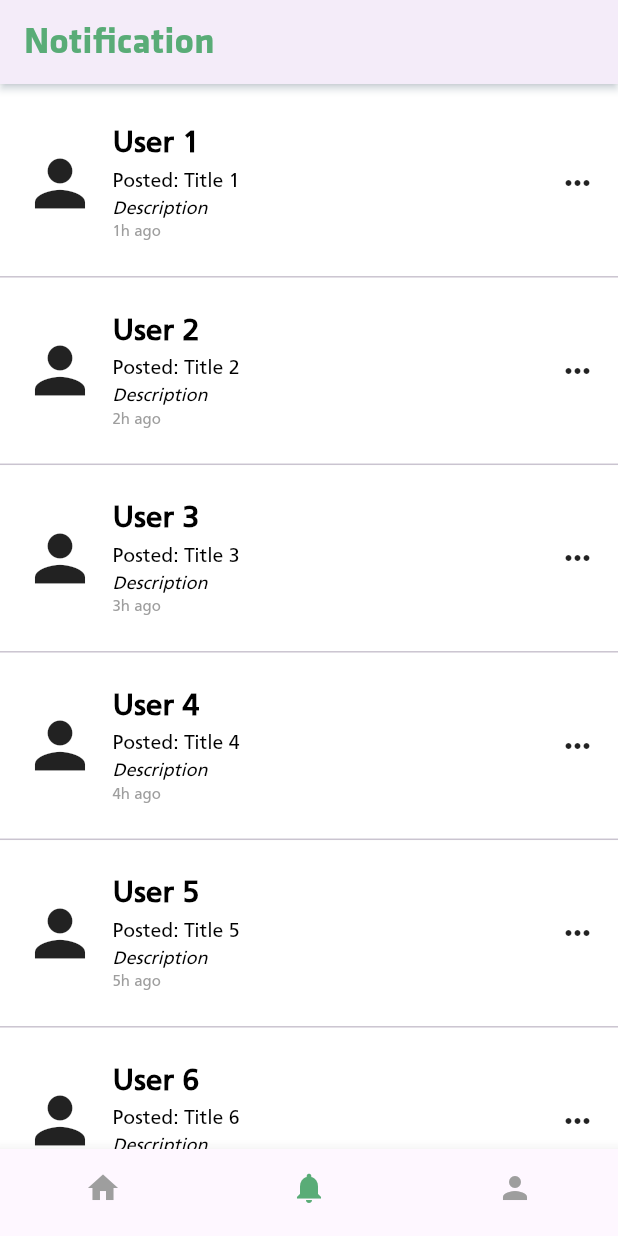
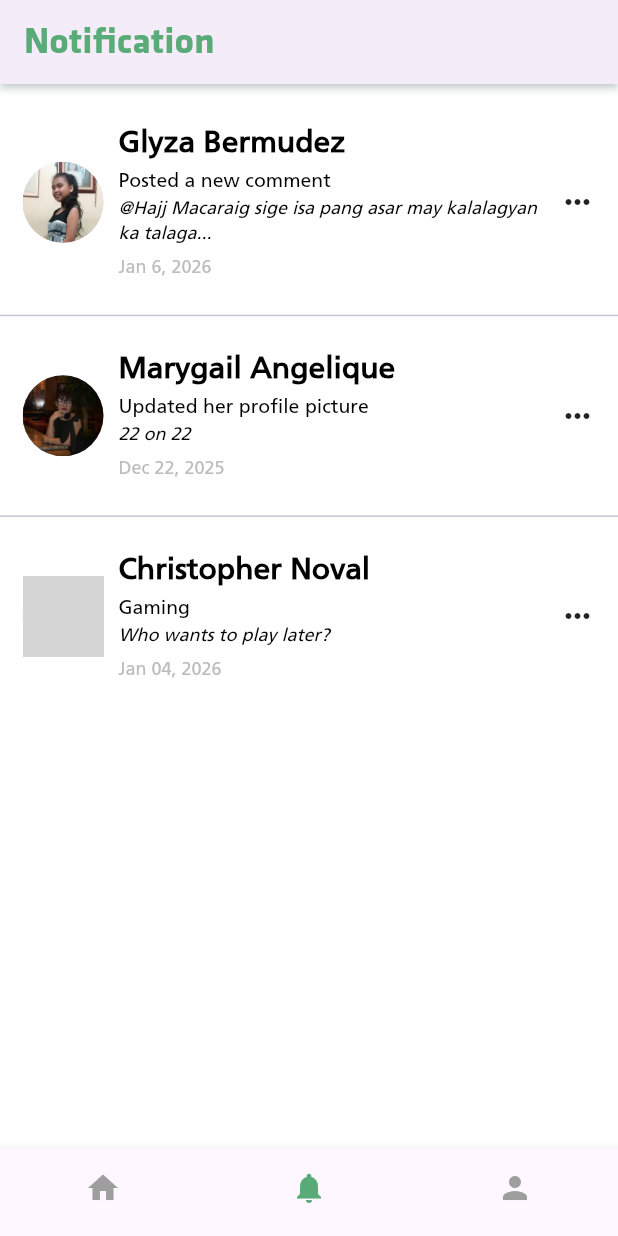
Before and after one commit to inthehallways/facebook-replica, a Flutter app: the screen it shows after launch, swiped to page 2, on a phone screen of 412 x 824 dp. Run offline on Flutter 3.47's test engine with Material 3 defaults, Android fonts, the phone set to English and light mode, and no system bars; our stand-ins replace flutter_screenutil; grey boxes are pictures that could not be loaded.

Commit message:
feat: Initial setup for Lab Activity 4 - added CustomInformation widget - replaced loop with static list - fixed Expanded widget overflow

```diff
--- a/lib/screens/notification_screen.dart
+++ b/lib/screens/notification_screen.dart
@@ -1,5 +1,5 @@
 import 'package:flutter/material.dart';
-import '../widgets/notification.dart' as notif;
+import '../widgets/custom_info.dart' as notif;
 import 'package:flutter_screenutil/flutter_screenutil.dart';
 
 class NotificationScreen extends StatefulWidget {
@@ -9,36 +9,49 @@ class NotificationScreen extends StatefulWidget {
   State<NotificationScreen> createState() => _NotificationScreenState();
 }
 
-// General Enhancement: Add 10-20 Notifications with dummy data
 class _NotificationScreenState extends State<NotificationScreen> {
-  final List<Map<String, String>> notifications = List.generate(
-    10,
-    (index) => {
-      'name': 'User ${index + 1}',
-      'post': 'Title ${index + 1}',
-      'description': 'Description',
-      'time': '${index + 1}h ago'
-    },
-  );
-
   @override
   Widget build(BuildContext context) {
     return Container(
       color: Colors.white,
       width: ScreenUtil().screenWidth,
-      child: ListView.separated(
+      child: ListView(
         padding: EdgeInsets.symmetric(vertical: 10.h),
-        itemCount: notifications.length,
-        separatorBuilder: (context, index) => const Divider(),
-        itemBuilder: (context, index) {
-          final notifData = notifications[index];
-          return notif.Notification(
-            name: notifData['name']!,
-            post: notifData['post']!,
-            description: notifData['description']!,
-            time: notifData['time']!
-          );
-        },
+        children: [
+          notif.CustomInformation(
+            name: 'Glyza Bermudez',
+            post: 'Posted a new comment',
+            description: '@Hajj Macaraig sige isa pang asar may kalalagyan ka talaga...',
+            time: '2h ago',
+            date: 'Jan 6, 2026',
+            numOfLikes: 5,
+            profileImageUrl: 'assets/images/gly_dp.jpg',
+          ),
+          const Divider(),
+
+          notif.CustomInformation(
+            name: 'Marygail Angelique',
+            post: 'Updated her profile picture',
+            description: '22 on 22',
+            time: '2w ago',
+            date: 'Dec 22, 2025',
+            numOfLikes: 150,
+            profileImageUrl: 'assets/images/marigold.jpg',
+          ),
+          const Divider(),
+
+          notif.CustomInformation(
+            name: 'Christopher Noval',
+            post: 'Gaming',
+            description: 'Who wants to play later?',
+            time: '1d ago',
+            date: 'Jan 04, 2026',
+            numOfLikes: 12,
+            profileImageUrl: 'https://images.pexels.com/photos/614810/pexels-photo-614810.jpeg',
+          ),
+
+
+        ],
       ),
     );
   }
--- /dev/null
+++ b/lib/widgets/custom_info.dart
@@ -0,0 +1,107 @@
+import 'package:flutter/material.dart';
+import '../widgets/custom_font.dart';
+import 'package:flutter_screenutil/flutter_screenutil.dart';
+import '../screens/detail_screen.dart';
+
+class CustomInformation extends StatelessWidget {
+  const CustomInformation({
+    super.key,
+    required this.name,
+    required this.post,
+    required this.description,
+    required this.time,
+    this.icon = const Icon(Icons.person),
+    this.profileImageUrl = '',
+    this.atProfile = false,
+    required this.date,
+    this.imageUrl = '',
+    required this.numOfLikes
+  });
+
+  final String name;
+  final String post;
+  final String description;
+  final String time;
+  final Icon icon;
+  final String profileImageUrl;
+  final String date;
+  final int numOfLikes;
+  final String imageUrl;
+  final bool atProfile;
+  @override
+  Widget build(BuildContext context) {
+    return Container(
+      padding: EdgeInsets.all(ScreenUtil().setSp(15)),
+      child: InkWell(
+        onTap: () {
+          (atProfile)
+            ? print ('')
+            : Navigator.push(
+              context,
+              MaterialPageRoute(
+                builder: (context) => DetailScreen(
+                  userName: name,
+                  postContent: description,
+                  date: date,
+                  numOfLikes: numOfLikes,
+                  imageUrl: imageUrl,
+                  profileImageUrl: profileImageUrl,
+                ),
+              ),
+            );
+        },
+        child: Row(
+          children: [
+            (profileImageUrl == '')
+              ? icon
+              : CircleAvatar(
+                radius: ScreenUtil().setSp(27),
+                backgroundImage: (profileImageUrl == '')
+                  ? null
+                  : AssetImage(profileImageUrl),
+              ),
+            SizedBox(
+              width: ScreenUtil().setWidth(10),
+            ),
+
+            Expanded(
+              child: Column(
+                crossAxisAlignment: CrossAxisAlignment.start,
+                children: [
+                  CustomFont(
+                    text: name,
+                    fontSize: ScreenUtil().setSp(20),
+                    color: Colors.black,
+                    fontWeight: FontWeight.w800,
+                  ),
+                  CustomFont(
+                    text: post,
+                    fontSize: ScreenUtil().setSp(13),
+                    color: Colors.black,
+                  ),
+                  CustomFont(
+                    text: description,
+                    fontSize: ScreenUtil().setSp(12),
+                    color: Colors.black,
+                    fontStyle: FontStyle.italic,
+                  ),
+                  SizedBox(
+                    height: ScreenUtil().setHeight(5),
+                  ),
+                  CustomFont(
+                    text: date,
+                    fontSize: ScreenUtil().setSp(12),
+                    color: Colors.grey.shade400,
+                  ),
+                ],
+              ),
+            ),
+
+            // const Spacer(),
+            const Icon(Icons.more_horiz),
+          ],
+        ),
+      ),
+    );
+  }
+}
--- a/lib/widgets/notification.dart
+++ /dev/null
@@ -1,63 +0,0 @@
-import 'package:flutter/material.dart';
-import '../widgets/custom_font.dart';
-import 'package:flutter_screenutil/flutter_screenutil.dart';
-
-class Notification extends StatelessWidget {
-  const Notification({
-    super.key,
-    required this.name,
-    required this.post,
-    required this.description,
-    required this.time
-  });
-
-  final String name;
-  final String post;
-  final String description;
-  final String time;
-  @override
-  Widget build(BuildContext context) {
-    return Container(
-      padding: EdgeInsets.all(ScreenUtil().setSp(15)),
-      child: Row(
-        children: [
-          Icon(
-            Icons.person,
-            size: ScreenUtil().setSp(50),
-          ),
-          SizedBox(
-            width: ScreenUtil().setWidth(10),
-          ),
-          Column(
-            crossAxisAlignment: CrossAxisAlignment.start,
-            children: [
-              CustomFont(
-                text: name,
-                fontSize: ScreenUtil().setSp(20),
-                color: Colors.black,
-                fontWeight: FontWeight.w800,
-              ),
-              CustomFont(
-                text: 'Posted: $post',
-                fontSize: ScreenUtil().setSp(13),
-                color: Colors.black,
-              ),
-              CustomFont(
-                text: description,
-                fontSize: ScreenUtil().setSp(12),
-                color: Colors.black,
-                fontStyle: FontStyle.italic,
-              ),
-              CustomFont(
-                text: time,
-                fontSize: 10.sp,
-                color: Colors.grey,
-          ),
-            ],
-          ),
-          const Spacer(),
-          const Icon(Icons.more_horiz),
-      ],),
-    );
-  }
-}
```
Also changed, not shown: lib/screens/detail_screen.dart (added, +169 -0 lines), assets/images/marigold.jpg (added).
